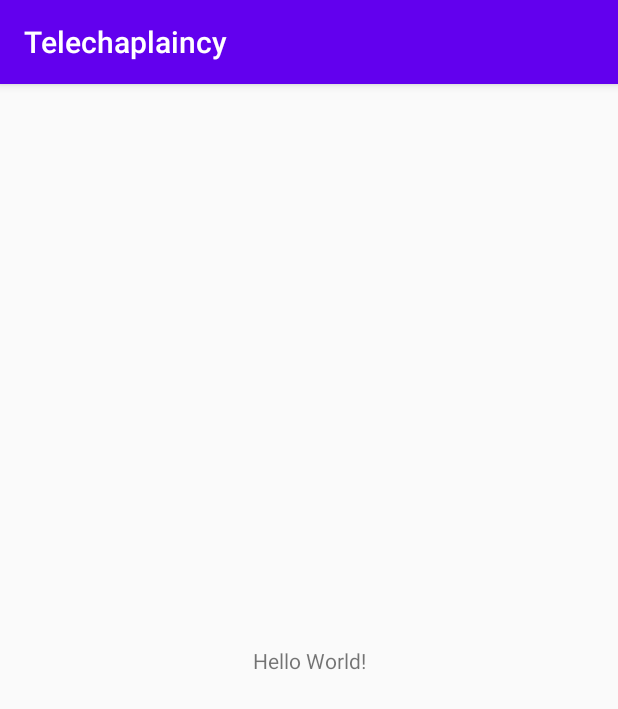
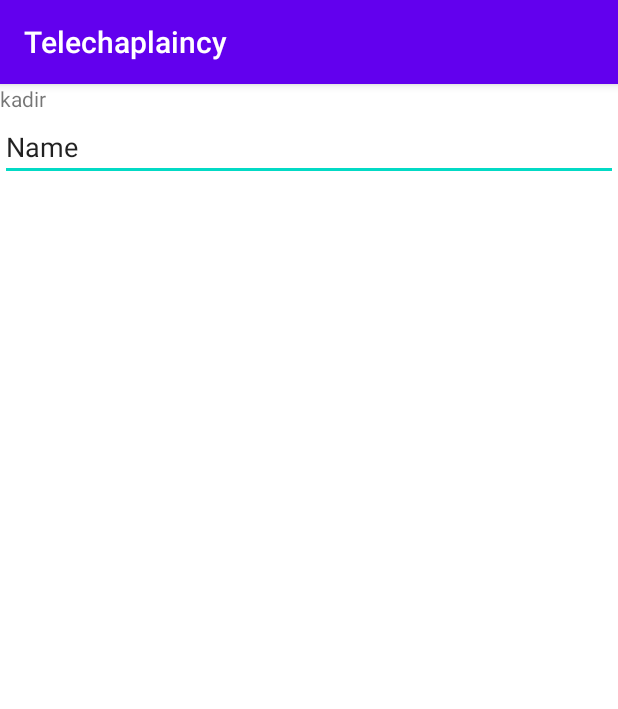
Before and after one commit to andromegasoftware/Telechaplaincy, an Android app: the screen it shows after launch (MainActivity), on a phone screen of 412 x 824 dp. Shown: the top 709 px of the screen. Run offline under Robolectric (Android 15) with nearby library versions, the phone set to English and light mode, and no system bars.

Commit message:
commit deneme

```diff
--- a/app/build.gradle
+++ b/app/build.gradle
@@ -6,6 +6,11 @@ apply plugin: 'com.google.gms.google-services'
 android {
     compileSdkVersion 30
     buildToolsVersion "30.0.2"
+
+    compileOptions {
+        sourceCompatibility JavaVersion.VERSION_1_8
+        targetCompatibility JavaVersion.VERSION_1_8
+    }
 
     defaultConfig {
         applicationId "com.telechaplaincy"
--- a/app/src/main/java/com/telechaplaincy/MainActivity.kt
+++ b/app/src/main/java/com/telechaplaincy/MainActivity.kt
@@ -2,10 +2,13 @@ package com.telechaplaincy
 
 import androidx.appcompat.app.AppCompatActivity
 import android.os.Bundle
+import kotlinx.android.synthetic.main.activity_main.*
 
 class MainActivity : AppCompatActivity() {
     override fun onCreate(savedInstanceState: Bundle?) {
         super.onCreate(savedInstanceState)
         setContentView(R.layout.activity_main)
+
+        textViewName.text = "kadir"
     }
 }
--- a/app/src/main/res/layout/activity_main.xml
+++ b/app/src/main/res/layout/activity_main.xml
@@ -6,13 +6,28 @@
     android:layout_height="match_parent"
     tools:context=".MainActivity">
 
-    <TextView
-        android:layout_width="wrap_content"
-        android:layout_height="wrap_content"
-        android:text="Hello World!"
+    <LinearLayout
+        android:layout_width="match_parent"
+        android:layout_height="match_parent"
+        android:background="@android:color/background_light"
+        android:orientation="vertical"
         app:layout_constraintBottom_toBottomOf="parent"
-        app:layout_constraintLeft_toLeftOf="parent"
-        app:layout_constraintRight_toRightOf="parent"
-        app:layout_constraintTop_toTopOf="parent" />
+        app:layout_constraintEnd_toEndOf="parent"
+        app:layout_constraintStart_toStartOf="parent"
+        app:layout_constraintTop_toTopOf="parent">
 
+        <TextView
+            android:id="@+id/textViewName"
+            android:layout_width="match_parent"
+            android:layout_height="wrap_content"
+            android:text="TextView" />
+
+        <EditText
+            android:id="@+id/editTextTextPersonName"
+            android:layout_width="match_parent"
+            android:layout_height="wrap_content"
+            android:ems="10"
+            android:inputType="textPersonName"
+            android:text="Name" />
+    </LinearLayout>
 </androidx.constraintlayout.widget.ConstraintLayout>
```
Also changed, not shown: 2 other files.
